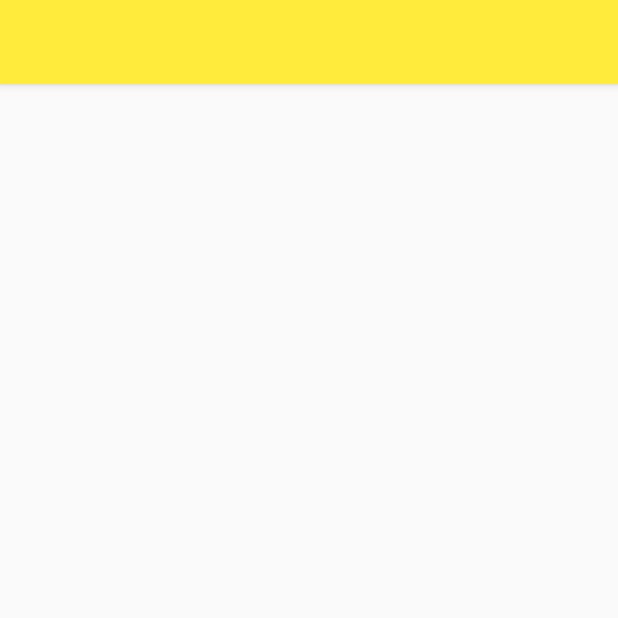
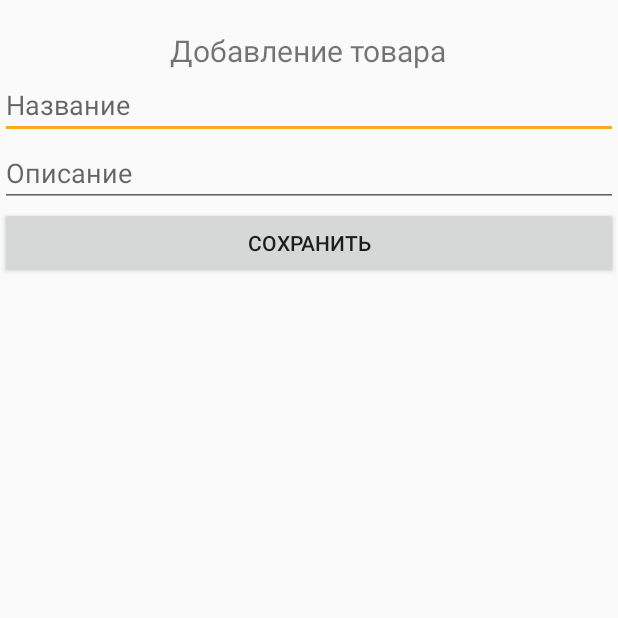
Before and after one commit to RomanByakov/WhereCheaper-Android, an Android app: the AddProduct screen opened directly, with no data from a screen before it, on a phone screen of 412 x 824 dp, the top half of it. Run offline under Robolectric (Android 15) with nearby library versions, the phone set to English and light mode, and no system bars; libraries missing offline, so code that uses them is left out: com.loopj.android, cz.msebera.android.

Commit message:
add product

```diff
--- a/app/src/main/AndroidManifest.xml
+++ b/app/src/main/AndroidManifest.xml
@@ -11,7 +11,7 @@
         android:icon="@mipmap/ic_launcher"
         android:label="@string/app_name"
         android:supportsRtl="true"
-        android:theme="@style/MyTheme" >
+        android:theme="@style/AppTheme" >
         <activity
             android:name=".MainActivity"
             android:label="@string/app_name"
@@ -33,6 +33,10 @@
             android:name=".Settings"
             android:label="@string/title_activity_settings" >
         </activity>
+        <activity
+            android:name=".SettingsActivity"
+            android:label="@string/title_activity_settings" >
+        </activity>
     </application>
 
 </manifest>
--- a/app/src/main/java/ru/codegeek/wherecheaper/AddProduct.java
+++ b/app/src/main/java/ru/codegeek/wherecheaper/AddProduct.java
@@ -2,13 +2,68 @@ package ru.codegeek.wherecheaper;
 
 import android.os.Bundle;
 import android.app.Activity;
+import android.view.View;
+import android.widget.Button;
+import android.widget.EditText;
+import android.widget.Toast;
+
+import com.loopj.android.http.AsyncHttpClient;
+import com.loopj.android.http.AsyncHttpResponseHandler;
+import com.loopj.android.http.JsonHttpResponseHandler;
+import com.loopj.android.http.RequestParams;
+
+import org.json.JSONArray;
+import org.json.JSONObject;
+
+import cz.msebera.android.httpclient.Header;
 
 public class AddProduct extends Activity {
+
+    String barcode;
+    EditText name;
+    EditText description;
+    Button save;
 
     @Override
     protected void onCreate(Bundle savedInstanceState) {
         super.onCreate(savedInstanceState);
         setContentView(R.layout.activity_add_product);
+        barcode = getIntent().getStringExtra("barcode");
+        name = (EditText) findViewById(R.id.name);
+        description = (EditText) findViewById(R.id.description);
+        save = (Button) findViewById(R.id.save);
+
+        save.setOnClickListener(new View.OnClickListener() {
+            @Override
+            public void onClick(View v) {
+                RequestParams params = new RequestParams();
+                params.put("barcode", barcode);
+                params.put("name", name.getText());
+                params.put("description", description.getText());
+
+                AsyncHttpClient client = new AsyncHttpClient();
+                client.post("http://api.code-geek.ru:4000/products", params, new JsonHttpResponseHandler() {
+                    @Override
+                    public void onSuccess(int statusCode, Header[] headers, JSONObject response) {
+                        super.onSuccess(statusCode, headers, response);
+                        Toast.makeText(getApplicationContext(),"Товар добавлен",Toast.LENGTH_SHORT).show();
+                    }
+
+                    @Override
+                    public void onSuccess(int statusCode, Header[] headers, JSONArray response) {
+                        super.onSuccess(statusCode, headers, response);
+                        Toast.makeText(getApplicationContext(),"Товар добавлен",Toast.LENGTH_SHORT).show();
+                    }
+
+                    @Override
+                    public void onSuccess(int statusCode, Header[] headers, String responseString) {
+                        super.onSuccess(statusCode, headers, responseString);
+                        Toast.makeText(getApplicationContext(),"Товар добавлен",Toast.LENGTH_SHORT).show();
+                    }
+                });
+
+            }
+        });
     }
 
 }
--- a/app/src/main/java/ru/codegeek/wherecheaper/Settings.java
+++ b/app/src/main/java/ru/codegeek/wherecheaper/Settings.java
@@ -37,7 +37,7 @@ public class Settings extends Activity {
     @Override
     protected void onCreate(Bundle savedInstanceState) {
         super.onCreate(savedInstanceState);
-        setContentView(R.layout.activity_settings);
+        setContentView(R.layout.activity_settings2);
 
         btnEdit = (Button) findViewById(R.id.edit);
         btnSave = (Button) findViewById(R.id.save);
@@ -78,7 +78,7 @@ public class Settings extends Activity {
 
                     // создаем адаптер
                     ArrayAdapter<City> adapter = new ArrayAdapter<City>(getApplicationContext(),
-                            android.R.layout.simple_list_item_single_choice, cities);
+                            R.layout.simple_list_item_single_choice, cities);
 
                     // присваиваем адаптер списку
                     lvMain.setAdapter(adapter);
--- a/app/src/main/res/color/secondary_text_material_dark.xml
+++ /dev/null
@@ -1,6 +0,0 @@
-<?xml version="1.0" encoding="utf-8"?>
-<selector xmlns:android="http://schemas.android.com/apk/res/android">
-
-    <item android:state_enabled="false" android:color="@color/secondary_text_default_material_dark" />
-    <item android:color="@color/secondary_text_default_material_dark" />
-</selector>
--- a/app/src/main/res/color/secondary_text_material_light.xml
+++ /dev/null
@@ -1,6 +0,0 @@
-<?xml version="1.0" encoding="utf-8"?>
-<selector xmlns:android="http://schemas.android.com/apk/res/android">
-
-    <item android:state_enabled="false" android:color="@color/secondary_text_default_material_light" />
-    <item android:color="@color/secondary_text_default_material_light" />
-</selector>
--- a/app/src/main/res/layout/activity_add_product.xml
+++ b/app/src/main/res/layout/activity_add_product.xml
@@ -7,27 +7,36 @@ android:layout_height="match_parent"
 android:fitsSystemWindows="true"
 tools:context=".MainActivity">
 
-<android.support.design.widget.AppBarLayout
-    android:layout_width="match_parent"
-    android:layout_height="wrap_content"
-    android:theme="@style/MyTheme">
-
-    <android.support.v7.widget.Toolbar
-        android:id="@+id/toolbar"
-        android:layout_width="match_parent"
-        android:layout_height="?attr/actionBarSize"
-        android:background="?attr/colorPrimary"
-        app:popupTheme="@style/MyTheme" />
-
-</android.support.design.widget.AppBarLayout>
 <LinearLayout
     android:layout_width="match_parent"
-    android:layout_height="match_parent">
+    android:layout_height="match_parent"
+    android:orientation="vertical">
 
     <TextView
         android:layout_width="wrap_content"
         android:layout_height="wrap_content"
-        android:text="Добавление товара"/>
+        android:text="Добавление товара"
+        android:textSize="20sp"
+        android:paddingTop="20dp"
+        android:layout_gravity="center"/>
+
+    <EditText
+        android:id="@+id/name"
+        android:layout_width="match_parent"
+        android:layout_height="wrap_content"
+        android:hint="Название"/>
+
+    <EditText
+        android:id="@+id/description"
+        android:layout_width="match_parent"
+        android:layout_height="wrap_content"
+        android:hint="Описание"/>
+
+<Button
+    android:id="@+id/save"
+    android:layout_width="match_parent"
+    android:layout_height="wrap_content"
+    android:text="Сохранить"/>
 
 </LinearLayout>
 
--- a/app/src/main/res/layout/activity_main.xml
+++ b/app/src/main/res/layout/activity_main.xml
@@ -10,14 +10,14 @@
     <android.support.design.widget.AppBarLayout
         android:layout_width="match_parent"
         android:layout_height="wrap_content"
-        android:theme="@style/MyTheme">
+        android:theme="@style/AppTheme">
 
         <android.support.v7.widget.Toolbar
             android:id="@+id/toolbar"
             android:layout_width="match_parent"
             android:layout_height="?attr/actionBarSize"
             android:background="?attr/colorPrimary"
-            app:popupTheme="@style/MyTheme" />
+            app:popupTheme="@style/AppTheme" />
 
     </android.support.design.widget.AppBarLayout>
 
--- a/app/src/main/res/values-v21/styles.xml
+++ b/app/src/main/res/values-v21/styles.xml
@@ -5,12 +5,4 @@
         <item name="android:windowDrawsSystemBarBackgrounds">true</item>
         <item name="android:statusBarColor">@android:color/transparent</item>
     </style>
-
-    <style name="MyTheme" parent="@style/AppTheme">
-        <item name="android:textColorPrimaryInverse">@color/primary_text_material_dark</item>
-        <item name="android:textColorPrimary">@color/primary_text_material_light</item>
-        <item name="android:navigationBarColor">@color/black</item>
-        <item name="android:textColorSecondaryInverse">@color/secondary_text_material_dark</item>
-        <item name="android:textColorSecondary">@color/secondary_text_material_light</item>
-    </style>
 </resources>
--- a/app/src/main/res/values/colors.xml
+++ b/app/src/main/res/values/colors.xml
@@ -1,13 +1,6 @@
 <?xml version="1.0" encoding="utf-8"?>
 <resources>
-    <color name="colorPrimary">#ffeb3b</color>
-    <color name="colorPrimaryDark">#fbc02d</color>
-    <color name="colorAccent">#fdaa01</color>
-    <color name="primary_text_material_dark">#000000</color>
-    <color name="primary_text_default_material_light">#de000000</color>
-    <color name="primary_text_material_light">#0c0b0b</color>
-    <color name="black">#ffeb3b</color>
-    <color name="secondary_text_default_material_light">#8a000000</color>
-    <color name="secondary_text_default_material_dark">#b3000000</color>
-    <color name="primary_text_default_material_dark">#010101</color>
+    <color name="colorPrimary">#FFEB3B</color>
+    <color name="colorPrimaryDark">#FDD835</color>
+    <color name="colorAccent">#F9A825</color>
 </resources>
--- a/app/src/main/res/values/styles.xml
+++ b/app/src/main/res/values/styles.xml
@@ -14,9 +14,4 @@
     <style name="AppTheme.AppBarOverlay" parent="ThemeOverlay.AppCompat.Dark.ActionBar" />
     <style name="AppTheme.PopupOverlay" parent="ThemeOverlay.AppCompat.Light" />
 
-    <style name="MyTheme" parent="@style/AppTheme" >
-        <item name="android:textColorPrimaryInverse">@color/primary_text_material_dark</item>
-        <item name="android:textColorPrimary">@color/primary_text_material_light</item>
-    </style>
-
 </resources>
```
Also changed, not shown: app/src/main/java/ru/codegeek/wherecheaper/MainActivity.java (+10 -1 lines), app/src/main/java/ru/codegeek/wherecheaper/SettingsActivity.java (added, +14 -0 lines), app/src/main/res/layout/activity_settings.xml (+25 -61 lines), app/src/main/res/layout/activity_settings2.xml (added, +67 -0 lines), app/src/main/res/layout/content_main.xml (+22 -3 lines), app/src/main/res/layout/simple_list_item_single_choice.xml (added, +10 -0 lines), 2 other files.
